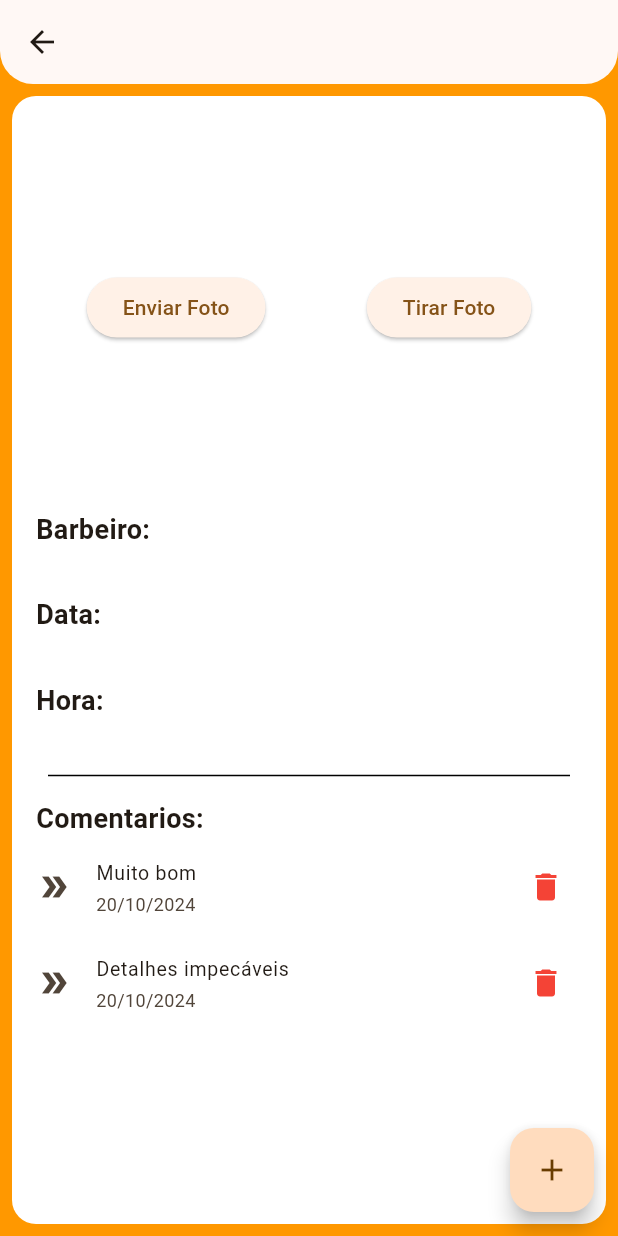
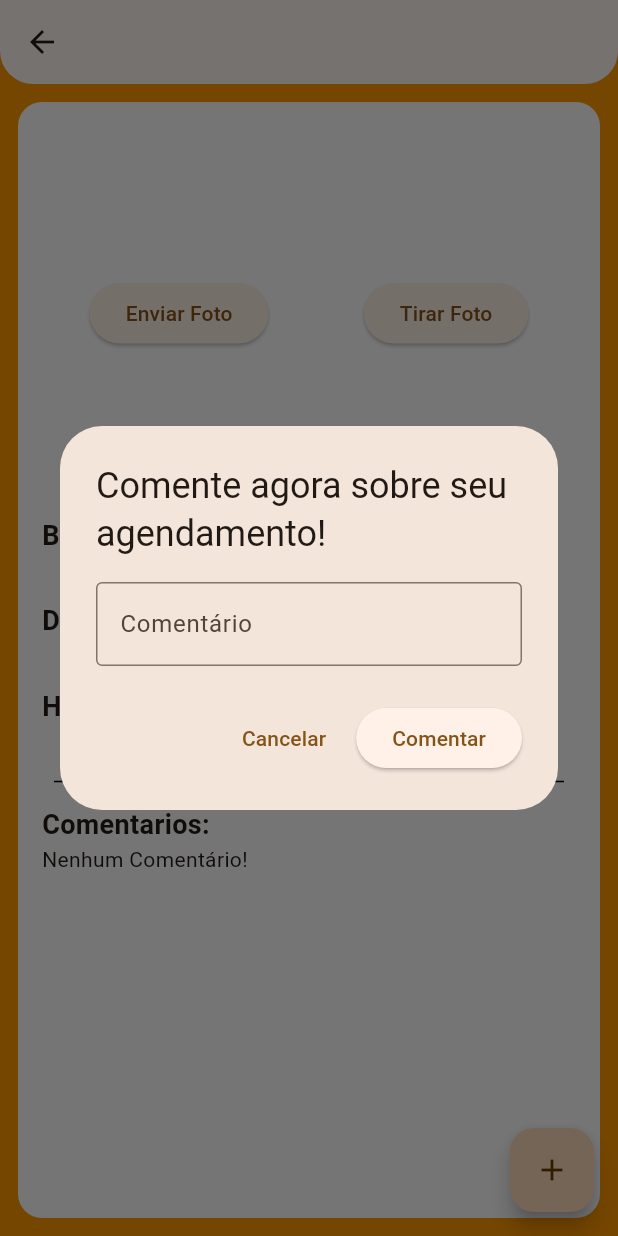
Before and after one commit to NicolasStorti/barber-flutter, a Flutter app: the AgendamentoScreen screen opened directly with empty values, after a tap on the "add" icon, on a phone screen of 412 x 824 dp. Run offline on Flutter 3.47's test engine with Material 3 defaults, Android fonts, the phone set to English and light mode, and no system bars; our stand-ins replace cloud_firestore, firebase_auth, firebase_core; accounts and stored records are empty; generated files the repository leaves out were written again.

Commit message:
Adicionando Comentários

```diff
--- a/lib/components/modal_agendamento.dart
+++ b/lib/components/agendamento_modal.dart
@@ -1,6 +1,7 @@
 import 'package:barbearia/components/agendamento.dart';
 import 'package:barbearia/components/comentario.dart';
 import 'package:barbearia/services/agendamento_services.dart';
+import 'package:barbearia/services/comentario_services.dart';
 import 'package:flutter/cupertino.dart';
 import 'package:flutter/material.dart';
 import 'package:flutter/widgets.dart';
@@ -257,7 +258,7 @@ class _AgendamentoModalState extends State<AgendamentoModal> {
             comentario: comentario,
             data: DateTime.now().toString(),
           );
-          _agendamentoServices.AddComentario(widget.agendamento!.id, comentarioObj)
+          ComentarioServices().AddComentario(idAgendamento: widget.agendamento!.id, comentario: comentarioObj)
               .then((value) {
             setState(() {
               isCarregando = false;
@@ -287,7 +288,7 @@ class _AgendamentoModalState extends State<AgendamentoModal> {
             comentario: comentario,
             data: DateTime.now().toString(),
           );
-          _agendamentoServices.AddComentario(agendamento.id, comentarioObj)
+          ComentarioServices().AddComentario(idAgendamento: agendamento.id, comentario: comentarioObj)
               .then((value) {
             setState(() {
               isCarregando = false;
--- /dev/null
+++ b/lib/components/comendario_dialog.dart
@@ -0,0 +1,54 @@
+import 'package:barbearia/components/comentario.dart';
+import 'package:barbearia/services/comentario_services.dart';
+import 'package:flutter/material.dart';
+import 'package:uuid/uuid.dart';
+
+Future<dynamic> showDialogComentario(BuildContext context,
+    {required String idAgendamento, Comentario? comentario}) {
+  return showDialog(
+      context: context,
+      builder: (context) {
+        TextEditingController _comentarioController = TextEditingController();
+
+        if (comentario != null) {
+          _comentarioController.text = comentario.comentario;
+        }
+
+        return AlertDialog(
+          title: Text("Comente agora sobre seu agendamento!"),
+          content: TextFormField(
+            controller: _comentarioController,
+            decoration: InputDecoration(
+              label: Text("Comentário"),
+              border: OutlineInputBorder(),
+            ),
+            maxLines: null,
+          ),
+          actions: [
+            TextButton(
+              onPressed: () {
+                Navigator.pop(context);
+              },
+              child: Text("Cancelar"),
+            ),
+            ElevatedButton(
+              onPressed: () {
+                Comentario comentario = Comentario(
+                  id: Uuid().v1(),
+                  comentario: _comentarioController.text,
+                  data: DateTime.now().toString(),
+                );
+                if (comentario != null) {
+                  comentario.id = comentario.id;
+                }
+                ComentarioServices().AddComentario(idAgendamento: idAgendamento, comentario: comentario);
+                Navigator.pop(context);
+              },
+              child: Text(
+                (comentario != null) ? "Editar" : "Comentar",
+              ),
+            ),
+          ],
+        );
+      });
+}
--- a/lib/screens/agendamento_screen.dart
+++ b/lib/screens/agendamento_screen.dart
@@ -1,16 +1,15 @@
 import 'package:barbearia/components/agendamento.dart';
+import 'package:barbearia/components/comendario_dialog.dart';
 import 'package:barbearia/components/comentario.dart';
-import 'package:barbearia/screens/home_screen.dart';
+import 'package:barbearia/services/comentario_services.dart';
 import 'package:flutter/material.dart';
 
 class AgendamentoScreen extends StatelessWidget {
   final Agendamento agendamento;
+
   AgendamentoScreen({Key? key, required this.agendamento}) : super(key: key);
 
-  final List<Comentario> listaComentarios = [
-    Comentario(id: "01", comentario: "Muito bom", data: "20/10/2024"),
-    Comentario(id: "02", comentario: "Detalhes impecáveis", data: "20/10/2024"),
-  ];
+  ComentarioServices _comentarioServices = ComentarioServices();
 
   @override
   Widget build(BuildContext context) {
@@ -29,14 +28,20 @@ class AgendamentoScreen extends StatelessWidget {
           ],
         ),
         centerTitle: true,
-        shape: RoundedRectangleBorder(borderRadius: BorderRadius.vertical(bottom: Radius.circular(22),),),
+        shape: RoundedRectangleBorder(
+          borderRadius: BorderRadius.vertical(
+            bottom: Radius.circular(22),
+          ),
+        ),
       ),
       floatingActionButton: FloatingActionButton(
-        onPressed: () {},
+        onPressed: () {
+          showDialogComentario(context, idAgendamento: agendamento.id);
+        },
         child: Icon(Icons.add),
       ),
       body: Container(
-        margin: EdgeInsets.all(8),
+        margin: EdgeInsets.all(12),
         decoration: BoxDecoration(
           color: Colors.white,
           borderRadius: BorderRadius.circular(16),
@@ -55,8 +60,9 @@ class AgendamentoScreen extends StatelessWidget {
                       child: Text("Enviar Foto"),
                     ),
                     ElevatedButton(
-                      onPressed: (){},
-                      child: Text("Tirar Foto"),),
+                      onPressed: () {},
+                      child: Text("Tirar Foto"),
+                    ),
                   ],
                 ),
               ),
@@ -106,26 +112,70 @@ class AgendamentoScreen extends StatelessWidget {
                   fontSize: 18,
                 ),
               ),
-              Column(
+              StreamBuilder(
+                  stream: _comentarioServices.connectStreamComentario(
+                      idAgendamento: agendamento.id),
+                  builder: (context, snapshot) {
+                    if (snapshot.connectionState == ConnectionState.waiting) {
+                      return Center(
+                        child: CircularProgressIndicator(),
+                      );
+                    } else {
+                      if (snapshot.hasData &&
+                          snapshot.data != null &&
+                          snapshot.data!.docs.isNotEmpty) {
+                        final List<Comentario> listaComentarios = [];
+
+                        for (var doc in snapshot.data!.docs) {
+                          listaComentarios.add(Comentario.fromMap(doc.data()));
+                        }
+
+                        return Column(
                           crossAxisAlignment: CrossAxisAlignment.start,
-                children: List.generate(listaComentarios.length, (index) {
-                  Comentario comentarioAgora = listaComentarios[index];
+                          children:
+                              List.generate(listaComentarios.length, (index) {
+                            Comentario comentarioAgora =
+                                listaComentarios[index];
                             return ListTile(
                               dense: true,
                               contentPadding: EdgeInsets.zero,
                               title: Text(comentarioAgora.comentario),
                               subtitle: Text(comentarioAgora.data),
                               leading: Icon(Icons.double_arrow),
-                    trailing: IconButton(
+                              trailing: Row(
+                                mainAxisSize: MainAxisSize.min,
+                                children: [
+                                  IconButton(
+                                    onPressed: () {
+                                      showDialogComentario(
+                                        context,
+                                        idAgendamento: agendamento.id,
+                                        comentario: comentarioAgora,
+                                      );
+                                    },
+                                    icon: Icon(Icons.edit),
+                                  ),
+                                  IconButton(
                                     icon: Icon(
                                       Icons.delete,
                                       color: Colors.red,
                                     ),
-                      onPressed: () {},
+                                    onPressed: () {
+                                      _comentarioServices.removerComentario(
+                                          agendamentoId: agendamento.id,
+                                          comentarioId: comentarioAgora.id);
+                                    },
+                                  ),
+                                ],
                               ),
                             );
                           }),
-              ),
+                        );
+                      } else {
+                        return Text("Nenhum Comentário!");
+                      }
+                    }
+                  })
             ],
           ),
         ),
--- a/lib/screens/cadastro_screen.dart
+++ b/lib/screens/cadastro_screen.dart
@@ -1,6 +1,5 @@
 import 'package:barbearia/components/snackbar.dart';
 import 'package:barbearia/services/auth_services.dart';
-import 'package:barbearia/screens/home_screen.dart';
 import 'package:barbearia/screens/login_screen.dart';
 import 'package:flutter/material.dart';
 
--- a/lib/screens/home_screen.dart
+++ b/lib/screens/home_screen.dart
@@ -2,7 +2,7 @@ import 'package:barbearia/components/agendamento.dart';
 import 'package:barbearia/components/list_agendamento.dart';
 import 'package:barbearia/services/agendamento_services.dart';
 import 'package:barbearia/services/auth_services.dart';
-import 'package:barbearia/components/modal_agendamento.dart';
+import 'package:barbearia/components/agendamento_modal.dart';
 import 'package:firebase_auth/firebase_auth.dart';
 import 'package:flutter/material.dart';
 
--- /dev/null
+++ b/lib/services/comentario_services.dart
@@ -0,0 +1,43 @@
+import 'package:barbearia/components/comentario.dart';
+import 'package:cloud_firestore/cloud_firestore.dart';
+import 'package:firebase_auth/firebase_auth.dart';
+
+class ComentarioServices {
+  String userId;
+
+  ComentarioServices() : userId = FirebaseAuth.instance.currentUser!.uid;
+
+  final FirebaseFirestore _firestore = FirebaseFirestore.instance;
+
+  static String comentarioKey = "comentarios";
+
+  Future<void> AddComentario(
+  {required String idAgendamento, required Comentario comentario}) async {
+    return await _firestore
+        .collection(userId)
+        .doc(idAgendamento)
+        .collection(comentarioKey)
+        .doc(comentario.id)
+        .set(comentario.toMap());
+  }
+
+  Stream<QuerySnapshot<Map<String, dynamic>>> connectStreamComentario(
+  {required String idAgendamento}) {
+    return _firestore
+        .collection(userId)
+        .doc(idAgendamento)
+        .collection(comentarioKey)
+        .orderBy("data", descending: true)
+        .snapshots();
+  }
+
+  Future<void> removerComentario(
+      {required String agendamentoId, required String comentarioId}) async {
+    return _firestore
+        .collection(userId)
+        .doc(agendamentoId)
+        .collection(comentarioKey)
+        .doc(comentarioId)
+        .delete();
+  }
+}
```
Also changed, not shown: lib/components/list_agendamento.dart (+4 -4 lines), lib/services/agendamento_services.dart (+1 -12 lines). Lines whose indentation alone changed are shown as unchanged.
